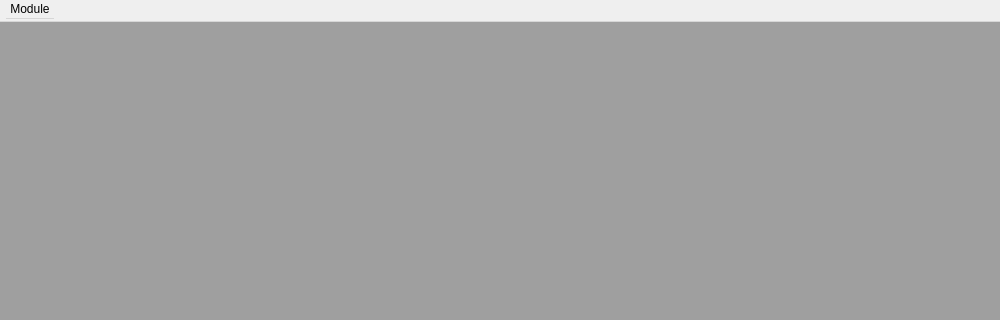
Above: mainwindow.ui from manpeihong/Toolbox-v3 before the change; both pictures show x 0 to 1000 and y 0 to 320 of the 1000 by 650 pixel window. Below: the same form after it.
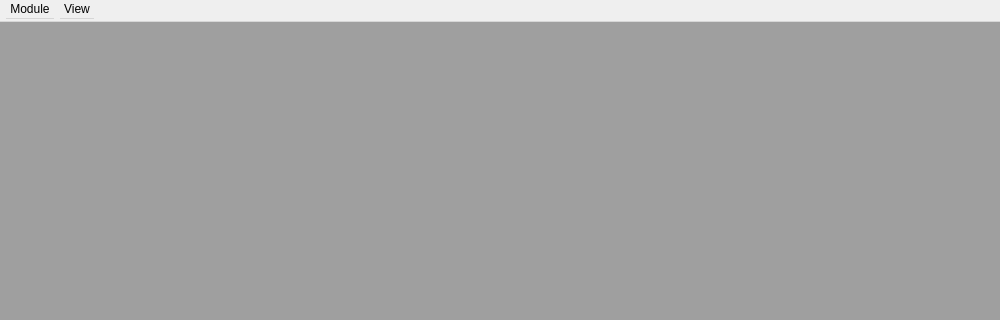
That is the form after the change.

```diff
--- a/mainwindow.ui
+++ b/mainwindow.ui
@@ -326,8 +326,19 @@
     <addaction name="opengrade"/>
     <addaction name="separator"/>
     <addaction name="openhelp"/>
+    <addaction name="separator"/>
+    <addaction name="actionQuit"/>
+   </widget>
+   <widget class="QMenu" name="menuView">
+    <property name="title">
+     <string>View</string>
+    </property>
+    <addaction name="actionMinimize"/>
+    <addaction name="actionNormal"/>
+    <addaction name="actionFullscreen"/>
    </widget>
    <addaction name="menuAdd"/>
+   <addaction name="menuView"/>
   </widget>
   <action name="openftir">
    <property name="text">
```
Left out of the diff: 93 changed lines with no effect on the pictures.
